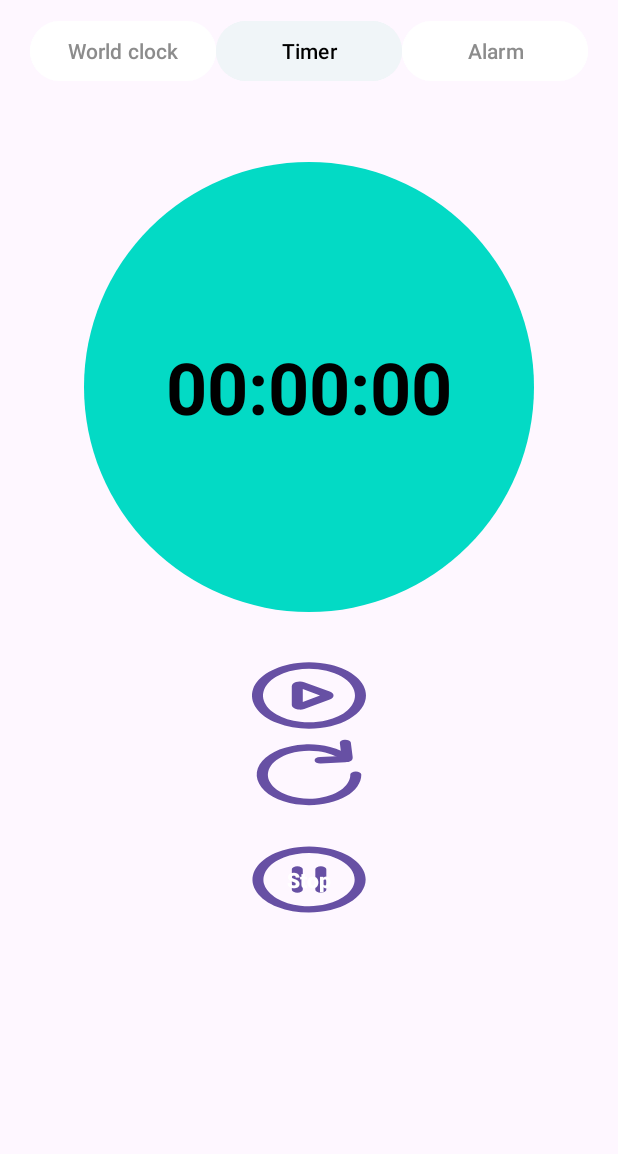
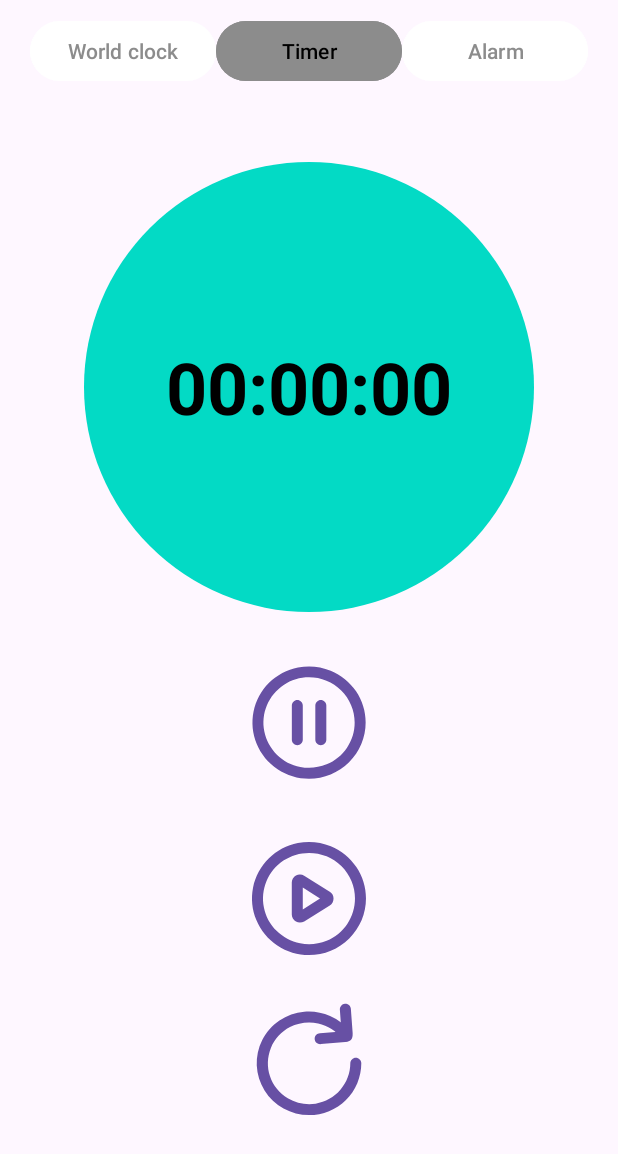
Before and after one commit to t4i-dev/Clock_Application, an Android app: the screen it shows after launch (TimerPage), after a tap on "Timer", on a phone screen of 412 x 824 dp. Shown: the top 1154 px of the screen. Run offline under Robolectric (Android 15) with nearby library versions, the phone set to English and light mode, and no system bars.

Commit message:
commit before pull

```diff
--- a/app/src/main/java/com/example/clockapplication/MainActivity.java
+++ b/app/src/main/java/com/example/clockapplication/MainActivity.java
@@ -3,7 +3,10 @@ package com.example.clockapplication;
 import android.content.Intent;
 import android.os.Bundle;
 import android.view.View;
+
 import android.widget.Button;
+import android.os.Handler;
+import android.widget.TextView;
 
 import androidx.activity.EdgeToEdge;
 import androidx.appcompat.app.AppCompatActivity;
@@ -11,10 +14,18 @@ import androidx.core.graphics.Insets;
 import androidx.core.view.ViewCompat;
 import androidx.core.view.WindowInsetsCompat;
 
+import java.text.SimpleDateFormat;
+import java.util.Date;
+import java.util.Locale;
+
 public class MainActivity extends AppCompatActivity {
 private Button buttonAlarm;
 private Button buttonTimer;
 private Button getButton;
+private Handler handler;
+private Runnable runnable;
+private TextView clockTextView;
+
     @Override
     protected void onCreate(Bundle savedInstanceState) {
         super.onCreate(savedInstanceState);
@@ -22,6 +33,18 @@ private Button getButton;
         buttonAlarm=findViewById(R.id.buttonAlarm);
         buttonTimer=findViewById(R.id.buttonTimer);
 
+        clockTextView = findViewById(R.id.textViewClock);
+        handler = new Handler();
+
+        // Create a Runnable to update the time every second
+        runnable = new Runnable() {
+            @Override
+            public void run() {
+                updateClock();
+                handler.postDelayed(this, 1000); // Repeat every second
+            }
+        };
+        handler.post(runnable); // Start the runnable
         buttonAlarm.setOnClickListener(new View.OnClickListener() {
             @Override
             public void onClick(View view) {
@@ -39,4 +62,15 @@ private Button getButton;
         });
 
     }
+    private void updateClock() {
+        // Get the current time
+        String currentTime = new SimpleDateFormat("HH:mm:ss", Locale.getDefault()).format(new Date());
+        clockTextView.setText(currentTime);
+    }
+
+    @Override
+    protected void onDestroy() {
+        super.onDestroy();
+        handler.removeCallbacks(runnable); // Stop the updates when the activity is destroyed
+    }
 }
--- a/app/src/main/res/layout/activity_timer_page.xml
+++ b/app/src/main/res/layout/activity_timer_page.xml
@@ -12,8 +12,10 @@
         android:layout_height="match_parent"
         android:backgroundTint="@color/background"
         android:orientation="vertical"
-        tools:layout_editor_absoluteX="48dp"
-        tools:layout_editor_absoluteY="227dp">
+        app:layout_constraintBottom_toBottomOf="parent"
+        app:layout_constraintEnd_toEndOf="parent"
+        app:layout_constraintStart_toStartOf="parent"
+        app:layout_constraintTop_toTopOf="parent">
 
         <TableRow
             android:layout_width="wrap_content"
@@ -70,6 +72,19 @@
             android:textStyle="bold" />
 
         <Button
+            android:id="@+id/stopButton"
+            android:layout_width="wrap_content"
+            android:layout_height="wrap_content"
+            android:layout_below="@id/resetButton"
+            android:layout_centerHorizontal="false"
+            android:layout_gravity="center_horizontal"
+            android:layout_marginTop="30dp"
+            android:background="@drawable/button_stop"
+            android:backgroundTint="@color/black"
+            android:padding="30dp"
+            android:textStyle="bold" />
+
+        <Button
             android:id="@+id/startButton"
             android:layout_width="wrap_content"
             android:layout_height="wrap_content"
@@ -77,38 +92,25 @@
             android:layout_centerHorizontal="false"
             android:layout_gravity="center_horizontal"
             android:layout_marginTop="30dp"
+            android:background="@drawable/button_continute"
             android:backgroundTint="@color/colorPrimary"
-            android:padding="12dp"
+            android:padding="30dp"
             android:textColor="#FFFFFF"
-            android:textStyle="bold"
-            android:background="@drawable/button_continute"/>
+            android:textStyle="bold" />
 
         <Button
             android:id="@+id/resetButton"
-            android:layout_width="wrap_content"
-            android:layout_height="wrap_content"
-            android:layout_below="@id/stopButton"
-            android:layout_centerHorizontal="false"
-            android:layout_gravity="center_horizontal"
-            android:backgroundTint="@color/colorAccent"
-            android:padding="12dp"
-            android:textColor="#FFFFFF"
-            android:textStyle="bold"
-            android:background="@drawable/button_reset"/>
-
-        <Button
-            android:id="@+id/stopButton"
             android:layout_width="wrap_content"
             android:layout_height="wrap_content"
             android:layout_below="@id/startButton"
             android:layout_centerHorizontal="false"
             android:layout_gravity="center_horizontal"
             android:layout_marginTop="20dp"
-            android:backgroundTint="@color/black"
-            android:padding="12dp"
-            android:text="@string/stop_btn"
-            android:textStyle="bold"
-            android:background="@drawable/button_stop"/>
+            android:background="@drawable/button_reset"
+            android:backgroundTint="@color/colorAccent"
+            android:padding="30dp"
+            android:textColor="#FFFFFF"
+            android:textStyle="bold" />
 
         <!-- Reset Button -->
 
--- a/app/src/main/res/values/colors.xml
+++ b/app/src/main/res/values/colors.xml
@@ -14,7 +14,7 @@
     <color name="background">#F0F5F8</color>
 
     <color name="textblurred">#8C8C8C</color>
-    <color name="backgroundblurred">#F0F5F8</color>
+    <color name="backgroundblurred">#8C8C8C</color>
 
 
     <color name="_bg__alarm_ek2_color">#EFF4F7</color>
```
Also changed, not shown: app/src/main/res/layout/activity_alarm_page.xml (+5 -3 lines), app/src/main/res/layout/activity_main.xml (+33 -15 lines).
